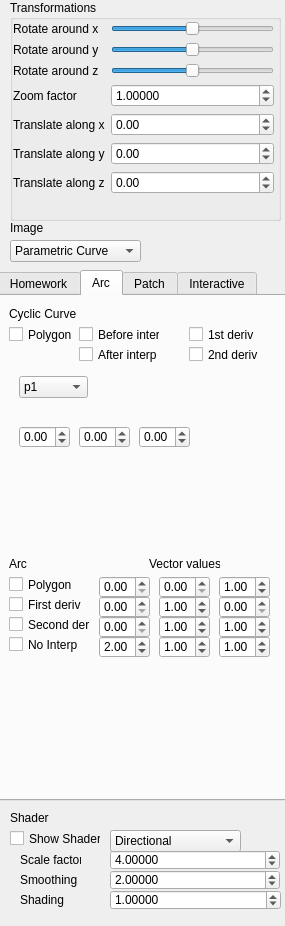
balazsmark888/graphics-new, file QtFramework/QtFramework/GUI/SideWidget.ui: the form before one commit.
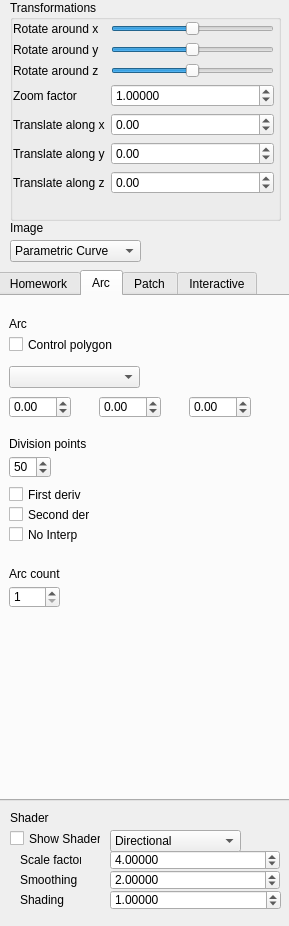
The form after the commit.

Patch:
```diff
--- a/QtFramework/QtFramework/GUI/SideWidget.ui
+++ b/QtFramework/QtFramework/GUI/SideWidget.ui
@@ -6,7 +6,7 @@
    <rect>
     <x>0</x>
     <y>0</y>
-    <width>285</width>
+    <width>289</width>
     <height>926</height>
    </rect>
   </property>
@@ -616,235 +616,11 @@
       <string>2nd deriv scale</string>
      </property>
     </widget>
-   </widget>
-   <widget class="QWidget" name="tabProject">
-    <attribute name="title">
-     <string>Arc</string>
-    </attribute>
-    <widget class="QLabel" name="label_13">
-     <property name="geometry">
-      <rect>
-       <x>10</x>
-       <y>260</y>
-       <width>131</width>
-       <height>16</height>
-      </rect>
-     </property>
-     <property name="text">
-      <string>Arc</string>
-     </property>
-    </widget>
-    <widget class="QCheckBox" name="aFirstDeriv">
-     <property name="geometry">
-      <rect>
-       <x>10</x>
-       <y>300</y>
-       <width>81</width>
-       <height>17</height>
-      </rect>
-     </property>
-     <property name="text">
-      <string>First deriv</string>
-     </property>
-    </widget>
-    <widget class="QCheckBox" name="aNoInterp">
-     <property name="geometry">
-      <rect>
-       <x>10</x>
-       <y>340</y>
-       <width>81</width>
-       <height>17</height>
-      </rect>
-     </property>
-     <property name="text">
-      <string>No Interp</string>
-     </property>
-    </widget>
-    <widget class="QCheckBox" name="aSecondDeriv">
-     <property name="geometry">
-      <rect>
-       <x>10</x>
-       <y>320</y>
-       <width>81</width>
-       <height>17</height>
-      </rect>
-     </property>
-     <property name="text">
-      <string>Second deriv</string>
-     </property>
-    </widget>
-    <widget class="QCheckBox" name="aPolygon">
-     <property name="geometry">
-      <rect>
-       <x>10</x>
-       <y>280</y>
-       <width>70</width>
-       <height>17</height>
-      </rect>
-     </property>
-     <property name="text">
-      <string>Polygon</string>
-     </property>
-    </widget>
-    <widget class="QLabel" name="label_30">
-     <property name="geometry">
-      <rect>
-       <x>150</x>
-       <y>260</y>
-       <width>71</width>
-       <height>16</height>
-      </rect>
-     </property>
-     <property name="text">
-      <string>Vector values</string>
-     </property>
-    </widget>
-    <widget class="QDoubleSpinBox" name="arcSpinbox1">
-     <property name="geometry">
-      <rect>
-       <x>100</x>
-       <y>280</y>
-       <width>51</width>
-       <height>22</height>
-      </rect>
-     </property>
-    </widget>
-    <widget class="QDoubleSpinBox" name="arcSpinbox2">
-     <property name="geometry">
-      <rect>
-       <x>100</x>
-       <y>300</y>
-       <width>51</width>
-       <height>22</height>
-      </rect>
-     </property>
-    </widget>
-    <widget class="QDoubleSpinBox" name="arcSpinbox3">
-     <property name="geometry">
-      <rect>
-       <x>100</x>
-       <y>320</y>
-       <width>51</width>
-       <height>22</height>
-      </rect>
-     </property>
-    </widget>
-    <widget class="QDoubleSpinBox" name="arcSpinbox4">
-     <property name="geometry">
-      <rect>
-       <x>100</x>
-       <y>340</y>
-       <width>51</width>
-       <height>22</height>
-      </rect>
-     </property>
-     <property name="value">
-      <double>2.000000000000000</double>
-     </property>
-    </widget>
-    <widget class="QDoubleSpinBox" name="arcSpinbox3_2">
-     <property name="geometry">
-      <rect>
-       <x>160</x>
-       <y>320</y>
-       <width>51</width>
-       <height>22</height>
-      </rect>
-     </property>
-     <property name="value">
-      <double>1.000000000000000</double>
-     </property>
-    </widget>
-    <widget class="QDoubleSpinBox" name="arcSpinbox2_2">
-     <property name="geometry">
-      <rect>
-       <x>160</x>
-       <y>300</y>
-       <width>51</width>
-       <height>22</height>
-      </rect>
-     </property>
-     <property name="value">
-      <double>1.000000000000000</double>
-     </property>
-    </widget>
-    <widget class="QDoubleSpinBox" name="arcSpinbox4_2">
-     <property name="geometry">
-      <rect>
-       <x>160</x>
-       <y>340</y>
-       <width>51</width>
-       <height>22</height>
-      </rect>
-     </property>
-     <property name="value">
-      <double>1.000000000000000</double>
-     </property>
-    </widget>
-    <widget class="QDoubleSpinBox" name="arcSpinbox1_2">
-     <property name="geometry">
-      <rect>
-       <x>160</x>
-       <y>280</y>
-       <width>51</width>
-       <height>22</height>
-      </rect>
-     </property>
-    </widget>
-    <widget class="QDoubleSpinBox" name="arcSpinbox3_3">
-     <property name="geometry">
-      <rect>
-       <x>220</x>
-       <y>320</y>
-       <width>51</width>
-       <height>22</height>
-      </rect>
-     </property>
-     <property name="value">
-      <double>1.000000000000000</double>
-     </property>
-    </widget>
-    <widget class="QDoubleSpinBox" name="arcSpinbox2_3">
-     <property name="geometry">
-      <rect>
-       <x>220</x>
-       <y>300</y>
-       <width>51</width>
-       <height>22</height>
-      </rect>
-     </property>
-    </widget>
-    <widget class="QDoubleSpinBox" name="arcSpinbox4_3">
-     <property name="geometry">
-      <rect>
-       <x>220</x>
-       <y>340</y>
-       <width>51</width>
-       <height>22</height>
-      </rect>
-     </property>
-     <property name="value">
-      <double>1.000000000000000</double>
-     </property>
-    </widget>
-    <widget class="QDoubleSpinBox" name="arcSpinbox1_3">
-     <property name="geometry">
-      <rect>
-       <x>220</x>
-       <y>280</y>
-       <width>51</width>
-       <height>22</height>
-      </rect>
-     </property>
-     <property name="value">
-      <double>1.000000000000000</double>
-     </property>
-    </widget>
     <widget class="QLabel" name="label_12">
      <property name="geometry">
       <rect>
        <x>10</x>
-       <y>10</y>
+       <y>280</y>
        <width>131</width>
        <height>16</height>
       </rect>
@@ -853,63 +629,11 @@
       <string>Cyclic Curve</string>
      </property>
     </widget>
-    <widget class="QCheckBox" name="cFirstDeriv">
-     <property name="geometry">
-      <rect>
-       <x>190</x>
-       <y>30</y>
-       <width>70</width>
-       <height>17</height>
-      </rect>
-     </property>
-     <property name="text">
-      <string>1st deriv</string>
-     </property>
-    </widget>
-    <widget class="QCheckBox" name="cSecondDeriv">
-     <property name="geometry">
-      <rect>
-       <x>190</x>
-       <y>50</y>
-       <width>70</width>
-       <height>17</height>
-      </rect>
-     </property>
-     <property name="text">
-      <string>2nd deriv</string>
-     </property>
-    </widget>
-    <widget class="QCheckBox" name="cInterp">
-     <property name="geometry">
-      <rect>
-       <x>80</x>
-       <y>50</y>
-       <width>81</width>
-       <height>17</height>
-      </rect>
-     </property>
-     <property name="text">
-      <string>After interp</string>
-     </property>
-    </widget>
-    <widget class="QCheckBox" name="cPolygon">
-     <property name="geometry">
-      <rect>
-       <x>10</x>
-       <y>30</y>
-       <width>70</width>
-       <height>17</height>
-      </rect>
-     </property>
-     <property name="text">
-      <string>Polygon</string>
-     </property>
-    </widget>
     <widget class="QCheckBox" name="cNoInterp">
      <property name="geometry">
       <rect>
        <x>80</x>
-       <y>30</y>
+       <y>300</y>
        <width>81</width>
        <height>17</height>
       </rect>
@@ -918,43 +642,24 @@
       <string>Before interp</string>
      </property>
     </widget>
-    <widget class="QDoubleSpinBox" name="cyclicCoordXSpinner">
+    <widget class="QCheckBox" name="cPolygon">
      <property name="geometry">
       <rect>
-       <x>20</x>
-       <y>130</y>
-       <width>51</width>
-       <height>22</height>
+       <x>10</x>
+       <y>300</y>
+       <width>70</width>
+       <height>17</height>
       </rect>
      </property>
-     <property name="minimum">
-      <double>-99.000000000000000</double>
-     </property>
-     <property name="singleStep">
-      <double>0.100000000000000</double>
+     <property name="text">
+      <string>Polygon</string>
      </property>
     </widget>
     <widget class="QDoubleSpinBox" name="cyclicCoordYSpinner">
      <property name="geometry">
       <rect>
        <x>80</x>
-       <y>130</y>
-       <width>51</width>
-       <height>22</height>
-      </rect>
-     </property>
-     <property name="minimum">
-      <double>-99.000000000000000</double>
-     </property>
-     <property name="singleStep">
-      <double>0.100000000000000</double>
-     </property>
-    </widget>
-    <widget class="QDoubleSpinBox" name="cyclicCoordZSpinner">
-     <property name="geometry">
-      <rect>
-       <x>140</x>
-       <y>130</y>
+       <y>380</y>
        <width>51</width>
        <height>22</height>
       </rect>
@@ -970,7 +675,7 @@
      <property name="geometry">
       <rect>
        <x>20</x>
-       <y>80</y>
+       <y>350</y>
        <width>69</width>
        <height>22</height>
       </rect>
@@ -1006,24 +711,271 @@
       </property>
      </item>
     </widget>
+    <widget class="QDoubleSpinBox" name="cyclicCoordXSpinner">
+     <property name="geometry">
+      <rect>
+       <x>20</x>
+       <y>380</y>
+       <width>51</width>
+       <height>22</height>
+      </rect>
+     </property>
+     <property name="minimum">
+      <double>-99.000000000000000</double>
+     </property>
+     <property name="singleStep">
+      <double>0.100000000000000</double>
+     </property>
+    </widget>
+    <widget class="QDoubleSpinBox" name="cyclicCoordZSpinner">
+     <property name="geometry">
+      <rect>
+       <x>140</x>
+       <y>380</y>
+       <width>51</width>
+       <height>22</height>
+      </rect>
+     </property>
+     <property name="minimum">
+      <double>-99.000000000000000</double>
+     </property>
+     <property name="singleStep">
+      <double>0.100000000000000</double>
+     </property>
+    </widget>
+    <widget class="QCheckBox" name="cSecondDeriv">
+     <property name="geometry">
+      <rect>
+       <x>190</x>
+       <y>320</y>
+       <width>70</width>
+       <height>17</height>
+      </rect>
+     </property>
+     <property name="text">
+      <string>2nd deriv</string>
+     </property>
+    </widget>
+    <widget class="QCheckBox" name="cInterp">
+     <property name="geometry">
+      <rect>
+       <x>80</x>
+       <y>320</y>
+       <width>81</width>
+       <height>17</height>
+      </rect>
+     </property>
+     <property name="text">
+      <string>After interp</string>
+     </property>
+    </widget>
+    <widget class="QCheckBox" name="cFirstDeriv">
+     <property name="geometry">
+      <rect>
+       <x>190</x>
+       <y>300</y>
+       <width>70</width>
+       <height>17</height>
+      </rect>
+     </property>
+     <property name="text">
+      <string>1st deriv</string>
+     </property>
+    </widget>
+   </widget>
+   <widget class="QWidget" name="tabProject">
+    <attribute name="title">
+     <string>Arc</string>
+    </attribute>
+    <widget class="QLabel" name="label_13">
+     <property name="geometry">
+      <rect>
+       <x>10</x>
+       <y>20</y>
+       <width>131</width>
+       <height>16</height>
+      </rect>
+     </property>
+     <property name="text">
+      <string>Arc</string>
+     </property>
+    </widget>
+    <widget class="QCheckBox" name="aFirstDeriv">
+     <property name="geometry">
+      <rect>
+       <x>10</x>
+       <y>190</y>
+       <width>81</width>
+       <height>17</height>
+      </rect>
+     </property>
+     <property name="text">
+      <string>First deriv</string>
+     </property>
+    </widget>
+    <widget class="QCheckBox" name="aNoInterp">
+     <property name="geometry">
+      <rect>
+       <x>10</x>
+       <y>230</y>
+       <width>81</width>
+       <height>17</height>
+      </rect>
+     </property>
+     <property name="text">
+      <string>No Interp</string>
+     </property>
+    </widget>
+    <widget class="QCheckBox" name="aSecondDeriv">
+     <property name="geometry">
+      <rect>
+       <x>10</x>
+       <y>210</y>
+       <width>81</width>
+       <height>17</height>
+      </rect>
+     </property>
+     <property name="text">
+      <string>Second deriv</string>
+     </property>
+    </widget>
+    <widget class="QCheckBox" name="aPolygon">
+     <property name="geometry">
+      <rect>
+       <x>10</x>
+       <y>40</y>
+       <width>111</width>
+       <height>17</height>
+      </rect>
+     </property>
+     <property name="text">
+      <string>Control polygon</string>
+     </property>
+    </widget>
+    <widget class="QDoubleSpinBox" name="arcDataSpinner_Y">
+     <property name="geometry">
+      <rect>
+       <x>100</x>
+       <y>100</y>
+       <width>62</width>
+       <height>22</height>
+      </rect>
+     </property>
+     <property name="minimum">
+      <double>-99.000000000000000</double>
+     </property>
+     <property name="singleStep">
+      <double>0.200000000000000</double>
+     </property>
+    </widget>
+    <widget class="QSpinBox" name="arcDivPointCountSpinner">
+     <property name="geometry">
+      <rect>
+       <x>10</x>
+       <y>160</y>
+       <width>42</width>
+       <height>22</height>
+      </rect>
+     </property>
+     <property name="minimum">
+      <number>10</number>
+     </property>
+     <property name="maximum">
+      <number>999</number>
+     </property>
+     <property name="value">
+      <number>50</number>
+     </property>
+    </widget>
+    <widget class="QDoubleSpinBox" name="arcDataSpinner_Z">
+     <property name="geometry">
+      <rect>
+       <x>190</x>
+       <y>100</y>
+       <width>62</width>
+       <height>22</height>
+      </rect>
+     </property>
+     <property name="minimum">
+      <double>-99.000000000000000</double>
+     </property>
+     <property name="singleStep">
+      <double>0.200000000000000</double>
+     </property>
+    </widget>
+    <widget class="QDoubleSpinBox" name="arcDataSpinner_X">
+     <property name="geometry">
+      <rect>
+       <x>10</x>
+       <y>100</y>
+       <width>62</width>
+       <height>22</height>
+      </rect>
+     </property>
+     <property name="minimum">
+      <double>-99.000000000000000</double>
+     </property>
+     <property name="singleStep">
+      <double>0.200000000000000</double>
+     </property>
+    </widget>
+    <widget class="QComboBox" name="arcDataIndexComboBox">
+     <property name="geometry">
+      <rect>
+       <x>10</x>
+       <y>70</y>
+       <width>131</width>
+       <height>22</height>
+      </rect>
+     </property>
+    </widget>
+    <widget class="QLabel" name="label_27">
+     <property name="geometry">
+      <rect>
+       <x>10</x>
+       <y>140</y>
+       <width>81</width>
+       <height>16</height>
+      </rect>
+     </property>
+     <property name="text">
+      <string>Division points</string>
+     </property>
+    </widget>
+    <widget class="QSpinBox" name="arcCountSpinner">
+     <property name="geometry">
+      <rect>
+       <x>10</x>
+       <y>290</y>
+       <width>51</width>
+       <height>22</height>
+      </rect>
+     </property>
+     <property name="minimum">
+      <number>1</number>
+     </property>
+     <property name="maximum">
+      <number>99</number>
+     </property>
+    </widget>
+    <widget class="QLabel" name="label_28">
+     <property name="geometry">
+      <rect>
+       <x>10</x>
+       <y>270</y>
+       <width>81</width>
+       <height>16</height>
+      </rect>
+     </property>
+     <property name="text">
+      <string>Arc count</string>
+     </property>
+    </widget>
    </widget>
    <widget class="QWidget" name="tab">
     <attribute name="title">
      <string>Patch</string>
     </attribute>
-    <widget class="QCheckBox" name="pInterp">
-     <property name="geometry">
-      <rect>
-       <x>120</x>
-       <y>40</y>
-       <width>81</width>
-       <height>17</height>
-      </rect>
-     </property>
-     <property name="text">
-      <string>Interp</string>
-     </property>
-    </widget>
     <widget class="QLabel" name="label_14">
      <property name="geometry">
       <rect>
@@ -1042,51 +994,244 @@
       <rect>
        <x>10</x>
        <y>20</y>
-       <width>70</width>
-       <height>17</height>
+       <width>81</width>
+       <height>21</height>
       </rect>
      </property>
      <property name="text">
-      <string>Datapoints</string>
+      <string>Control net</string>
      </property>
     </widget>
-    <widget class="QCheckBox" name="checkBox">
+    <widget class="QComboBox" name="patchDataPointComboBox_row">
      <property name="geometry">
       <rect>
        <x>10</x>
-       <y>40</y>
-       <width>70</width>
-       <height>17</height>
+       <y>50</y>
+       <width>111</width>
+       <height>22</height>
       </rect>
      </property>
+    </widget>
+    <widget class="QDoubleSpinBox" name="patchDataPointSpinner_X">
+     <property name="geometry">
+      <rect>
+       <x>20</x>
+       <y>90</y>
+       <width>62</width>
+       <height>22</height>
+      </rect>
+     </property>
+     <property name="minimum">
+      <double>-99.000000000000000</double>
+     </property>
+     <property name="singleStep">
+      <double>0.200000000000000</double>
+     </property>
+    </widget>
+    <widget class="QDoubleSpinBox" name="patchDataPointSpinner_Y">
+     <property name="geometry">
+      <rect>
+       <x>110</x>
+       <y>90</y>
+       <width>62</width>
+       <height>22</height>
+      </rect>
+     </property>
+     <property name="minimum">
+      <double>-99.000000000000000</double>
+     </property>
+     <property name="singleStep">
+      <double>0.200000000000000</double>
+     </property>
+    </widget>
+    <widget class="QDoubleSpinBox" name="patchDataPointSpinner_Z">
+     <property name="geometry">
+      <rect>
+       <x>200</x>
+       <y>90</y>
+       <width>62</width>
+       <height>22</height>
+      </rect>
+     </property>
+     <property name="minimum">
+      <double>-99.000000000000000</double>
+     </property>
+     <property name="singleStep">
+      <double>0.200000000000000</double>
+     </property>
+    </widget>
+    <widget class="QCheckBox" name="patchIsoCurvesBox_V">
+     <property name="geometry">
+      <rect>
+       <x>10</x>
+       <y>250</y>
+       <width>221</width>
+       <height>20</height>
+      </rect>
+     </property>
      <property name="text">
-      <string>First Deriv</string>
+      <string>V-directional isoparametric curves</string>
      </property>
     </widget>
-    <widget class="QCheckBox" name="checkBox_2">
+    <widget class="QCheckBox" name="pInterp">
      <property name="geometry">
       <rect>
        <x>10</x>
-       <y>60</y>
+       <y>210</y>
        <width>91</width>
        <height>17</height>
       </rect>
      </property>
      <property name="text">
-      <string>Normal vectors</string>
+      <string>Interpolated</string>
      </property>
     </widget>
     <widget class="QCheckBox" name="pNoInterp">
      <property name="geometry">
       <rect>
-       <x>120</x>
-       <y>20</y>
-       <width>81</width>
+       <x>10</x>
+       <y>190</y>
+       <width>111</width>
        <height>17</height>
       </rect>
      </property>
      <property name="text">
-      <string>No Interp</string>
+      <string>No Interpolation</string>
+     </property>
+    </widget>
+    <widget class="QCheckBox" name="patchIsoCurvesBox_U">
+     <property name="geometry">
+      <rect>
+       <x>10</x>
+       <y>230</y>
+       <width>221</width>
+       <height>20</height>
+      </rect>
+     </property>
+     <property name="text">
+      <string>U-directional isoparametric curves</string>
+     </property>
+    </widget>
+    <widget class="QSpinBox" name="patchDivPointSpinner_U">
+     <property name="geometry">
+      <rect>
+       <x>30</x>
+       <y>150</y>
+       <width>42</width>
+       <height>22</height>
+      </rect>
+     </property>
+     <property name="minimum">
+      <number>1</number>
+     </property>
+     <property name="maximum">
+      <number>999</number>
+     </property>
+     <property name="singleStep">
+      <number>5</number>
+     </property>
+     <property name="value">
+      <number>100</number>
+     </property>
+    </widget>
+    <widget class="QSpinBox" name="patchDivPointSpinner_V">
+     <property name="geometry">
+      <rect>
+       <x>130</x>
+       <y>150</y>
+       <width>42</width>
+       <height>22</height>
+      </rect>
+     </property>
+     <property name="minimum">
+      <number>1</number>
+     </property>
+     <property name="maximum">
+      <number>999</number>
+     </property>
+     <property name="singleStep">
+      <number>5</number>
+     </property>
+     <property name="value">
+      <number>100</number>
+     </property>
+    </widget>
+    <widget class="QLabel" name="label_22">
+     <property name="geometry">
+      <rect>
+       <x>10</x>
+       <y>130</y>
+       <width>101</width>
+       <height>16</height>
+      </rect>
+     </property>
+     <property name="text">
+      <string>Division points</string>
+     </property>
+    </widget>
+    <widget class="QLabel" name="label_23">
+     <property name="geometry">
+      <rect>
+       <x>10</x>
+       <y>150</y>
+       <width>16</width>
+       <height>16</height>
+      </rect>
+     </property>
+     <property name="text">
+      <string>U:</string>
+     </property>
+    </widget>
+    <widget class="QLabel" name="label_24">
+     <property name="geometry">
+      <rect>
+       <x>110</x>
+       <y>150</y>
+       <width>16</width>
+       <height>16</height>
+      </rect>
+     </property>
+     <property name="text">
+      <string>V:</string>
+     </property>
+    </widget>
+    <widget class="QComboBox" name="patchDataPointComboBox_col">
+     <property name="geometry">
+      <rect>
+       <x>150</x>
+       <y>50</y>
+       <width>121</width>
+       <height>22</height>
+      </rect>
+     </property>
+    </widget>
+    <widget class="QSpinBox" name="patchCountSpinner">
+     <property name="geometry">
+      <rect>
+       <x>20</x>
+       <y>310</y>
+       <width>61</width>
+       <height>22</height>
+      </rect>
+     </property>
+     <property name="minimum">
+      <number>1</number>
+     </property>
+     <property name="maximum">
+      <number>99</number>
+     </property>
+    </widget>
+    <widget class="QLabel" name="label_26">
+     <property name="geometry">
+      <rect>
+       <x>10</x>
+       <y>290</y>
+       <width>81</width>
+       <height>16</height>
+      </rect>
+     </property>
+     <property name="text">
+      <string>Patch Size</string>
      </property>
     </widget>
    </widget>
@@ -1315,12 +1460,12 @@
    </item>
    <item>
     <property name="text">
-     <string>Biquartic Arc</string>
+     <string>Spline Arc</string>
     </property>
    </item>
    <item>
     <property name="text">
-     <string>Biquartic Patch</string>
+     <string>Spline Patch</string>
     </property>
    </item>
    <item>
```
